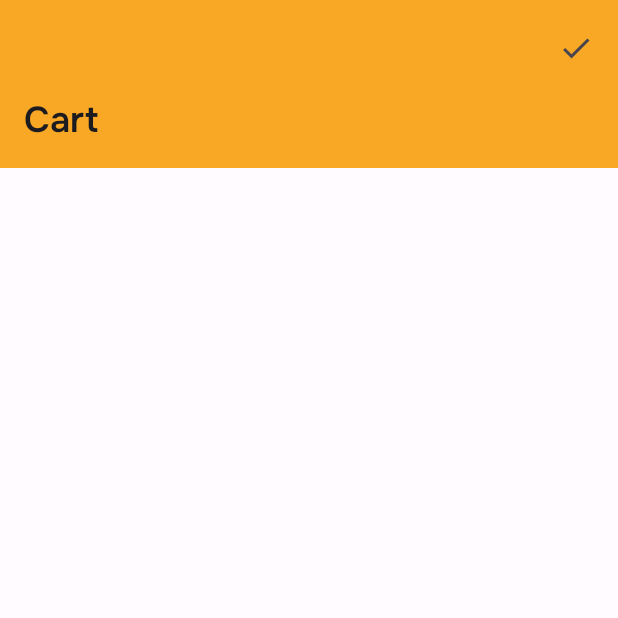
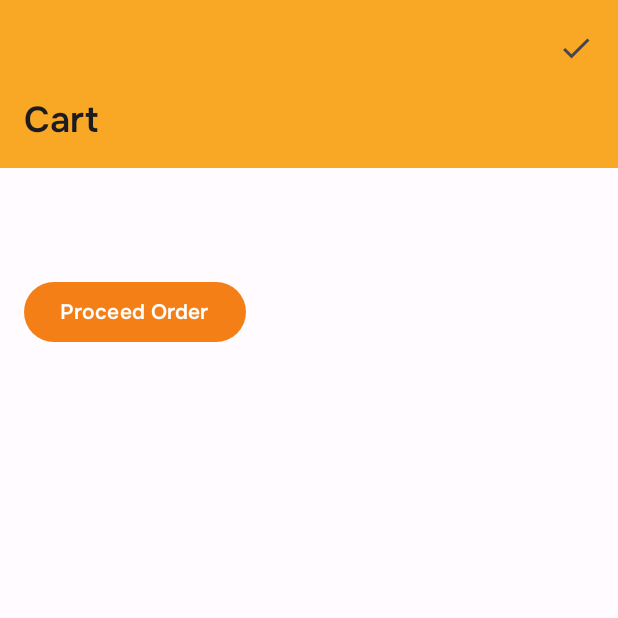
Before and after one commit to ibrahim4851/PepuleSaat, an Android app built with Jetpack Compose: the composable CartScreen shown on its own in the app's theme, on a phone screen of 412 x 824 dp, the top half of it. Run offline under Robolectric (Android 15) with nearby library versions, the phone set to English and light mode, and no system bars; our stand-ins replace Dagger/Hilt's generated code, Firebase (no records; nobody signed in at launch, a user with empty details on screens opened directly), Room's generated code; 1 statement that could not run was skipped.

Commit message:
UI updates

```diff
--- a/app/src/main/java/com/sultan/pepulesaat/presentation/ui/BaseProductScreenState.kt
+++ b/app/src/main/java/com/sultan/pepulesaat/presentation/ui/FeedScreenState.kt
@@ -2,8 +2,9 @@ package com.sultan.pepulesaat.presentation.ui
 
 import com.sultan.pepulesaat.data.models.ProductDTO
 
-data class BaseProductScreenState(
+data class FeedScreenState(
     val isLoading : Boolean = false,
     val products : List<ProductDTO> = emptyList(),
+    val saleProducts: List<ProductDTO> = emptyList(),
     val error : String = ""
 )
--- a/app/src/main/java/com/sultan/pepulesaat/presentation/ui/cart/CartScreen.kt
+++ b/app/src/main/java/com/sultan/pepulesaat/presentation/ui/cart/CartScreen.kt
@@ -5,7 +5,11 @@ import android.widget.Toast
 import androidx.compose.foundation.layout.Arrangement
 import androidx.compose.foundation.layout.Box
 import androidx.compose.foundation.layout.Column
+import androidx.compose.foundation.layout.IntrinsicSize
 import androidx.compose.foundation.layout.PaddingValues
+import androidx.compose.foundation.layout.fillMaxSize
+import androidx.compose.foundation.layout.fillMaxWidth
+import androidx.compose.foundation.layout.height
 import androidx.compose.foundation.layout.padding
 import androidx.compose.foundation.lazy.grid.GridCells
 import androidx.compose.foundation.lazy.grid.LazyVerticalGrid
@@ -73,21 +77,21 @@ fun CartScreen(
             )
         },
         bottomBar = {
-            BottomBar(navController = rememberNavController())
-        }
-    ) { innerPadding ->
-        Box(
-            modifier = Modifier.padding(
-                PaddingValues(bottom = innerPadding.calculateBottomPadding())
+            Box(
+                modifier = Modifier
+                    .height(56.dp)
+                    .fillMaxWidth()
             )
-        ) {
+        },
+        content = { innerPadding ->
             Column(
                 modifier = Modifier
-                    .padding(start = 8.dp, end = 8.dp)
+                    .padding(16.dp)
+                    .fillMaxSize()
             ) {
                 state.products.let {
                     LazyVerticalGrid(
-                        modifier = Modifier,
+                        contentPadding = innerPadding,
                         verticalArrangement = Arrangement.spacedBy(12.dp),
                         columns = GridCells.Fixed(1)
                     ) {
@@ -95,21 +99,22 @@ fun CartScreen(
                             CartProductItem(
                                 productDTO = product,
                                 onRemoveClick = {
-                                    viewModel
-                                        .onEvent(
-                                            CartEvent
-                                                .RemoveFromCart(product.id)
-                                        )
+                                    viewModel.onEvent(
+                                        CartEvent.RemoveFromCart(product.id)
+                                    )
                                 }
                             )
                         }
                     }
-                    Button(onClick = { /*TODO*/ }) {
-                        Text(text = "Proceed Order")
+                    Box(modifier = Modifier
+                        .fillMaxWidth()
+                        .height(intrinsicSize = IntrinsicSize.Max)) {
+                        Button(onClick = { /*TODO*/ }) {
+                            Text(text = "Proceed Order")
+                        }
                     }
                 }
             }
         }
-    }
-
+    )
 }
--- a/app/src/main/java/com/sultan/pepulesaat/presentation/ui/detail/ProductDetailScreen.kt
+++ b/app/src/main/java/com/sultan/pepulesaat/presentation/ui/detail/ProductDetailScreen.kt
@@ -1,6 +1,5 @@
 package com.sultan.pepulesaat.presentation.ui.detail
 
-import android.util.Log
 import android.widget.Toast
 import androidx.compose.foundation.layout.Arrangement
 import androidx.compose.foundation.layout.Column
@@ -46,7 +45,6 @@ fun ProductDetailScreen(
 
     val state = viewModel.state.value
     val context = LocalContext.current
-    Log.i("37238975298572493298", state.isFavorite.toString())
 
     LaunchedEffect(state.addedToCartMessage) {
         if (state.addedToCartMessage.isNotBlank()) {
--- a/app/src/main/java/com/sultan/pepulesaat/ui/theme/Theme.kt
+++ b/app/src/main/java/com/sultan/pepulesaat/ui/theme/Theme.kt
@@ -29,6 +29,8 @@ private val LightColorScheme = lightColorScheme(
 
     background = Color(0xFFFFFBFE),
     surface = Yellow800,
+    primaryContainer = Yellow500,
+    surfaceTint = Yellow500,
     onPrimary = Color.White,
     onSecondary = Color.White,
     onTertiary = Color.White,
@@ -40,7 +42,6 @@ private val LightColorScheme = lightColorScheme(
 @Composable
 fun PepuleSaatTheme(
     darkTheme: Boolean = isSystemInDarkTheme(),
-    // Dynamic color is available on Android 12+
     dynamicColor: Boolean = false,
     content: @Composable () -> Unit
 ) {
--- a/app/src/main/java/com/sultan/pepulesaat/ui/theme/Type.kt
+++ b/app/src/main/java/com/sultan/pepulesaat/ui/theme/Type.kt
@@ -8,7 +8,7 @@ import androidx.compose.ui.text.font.FontWeight
 import androidx.compose.ui.unit.sp
 import com.sultan.pepulesaat.R
 
-val urbanistFontFamily = FontFamily(
+val onestFontFamily = FontFamily(
     Font(R.font.onest_regular, FontWeight.Normal),
     Font(R.font.onest_light, FontWeight.Light),
     Font(R.font.onest_medium, FontWeight.Medium),
@@ -20,105 +20,105 @@ val urbanistFontFamily = FontFamily(
 val Typography = Typography(
 
     displayLarge = TextStyle(
-        fontFamily = urbanistFontFamily,
+        fontFamily = onestFontFamily,
         fontWeight = FontWeight.Light,
         fontSize = 57.sp,
         lineHeight = 64.sp,
         letterSpacing = 0.sp
     ),
     displayMedium = TextStyle(
-        fontFamily = urbanistFontFamily,
+        fontFamily = onestFontFamily,
         fontWeight = FontWeight.Light,
         fontSize = 45.sp,
         lineHeight = 52.sp,
         letterSpacing = 0.sp
     ),
     displaySmall = TextStyle(
-        fontFamily = urbanistFontFamily,
+        fontFamily = onestFontFamily,
         fontWeight = FontWeight.Normal,
         fontSize = 36.sp,
         lineHeight = 44.sp,
         letterSpacing = 0.sp
     ),
     headlineLarge = TextStyle(
-        fontFamily = urbanistFontFamily,
+        fontFamily = onestFontFamily,
         fontWeight = FontWeight.SemiBold,
         fontSize = 32.sp,
         lineHeight = 40.sp,
         letterSpacing = 0.sp
     ),
     headlineMedium = TextStyle(
-        fontFamily = urbanistFontFamily,
+        fontFamily = onestFontFamily,
         fontWeight = FontWeight.SemiBold,
         fontSize = 28.sp,
         lineHeight = 36.sp,
         letterSpacing = 0.sp
     ),
     headlineSmall = TextStyle(
-        fontFamily = urbanistFontFamily,
+        fontFamily = onestFontFamily,
         fontWeight = FontWeight.SemiBold,
         fontSize = 24.sp,
         lineHeight = 32.sp,
         letterSpacing = 0.sp
     ),
     titleLarge = TextStyle(
-        fontFamily = urbanistFontFamily,
+        fontFamily = onestFontFamily,
         fontWeight = FontWeight.SemiBold,
         fontSize = 22.sp,
         lineHeight = 28.sp,
         letterSpacing = 0.sp
     ),
     titleMedium = TextStyle(
-        fontFamily = urbanistFontFamily,
+        fontFamily = onestFontFamily,
         fontWeight = FontWeight.SemiBold,
         fontSize = 16.sp,
         lineHeight = 24.sp,
         letterSpacing = 0.15.sp
     ),
     titleSmall = TextStyle(
-        fontFamily = urbanistFontFamily,
+        fontFamily = onestFontFamily,
         fontWeight = FontWeight.Bold,
         fontSize = 14.sp,
         lineHeight = 20.sp,
         letterSpacing = 0.1.sp
     ),
     bodyLarge = TextStyle(
-        fontFamily = urbanistFontFamily,
+        fontFamily = onestFontFamily,
         fontWeight = FontWeight.Normal,
         fontSize = 16.sp,
         lineHeight = 24.sp,
         letterSpacing = 0.15.sp
     ),
     bodyMedium = TextStyle(
-        fontFamily = urbanistFontFamily,
+        fontFamily = onestFontFamily,
         fontWeight = FontWeight.Medium,
         fontSize = 14.sp,
         lineHeight = 20.sp,
         letterSpacing = 0.25.sp
     ),
     bodySmall = TextStyle(
-        fontFamily = urbanistFontFamily,
+        fontFamily = onestFontFamily,
         fontWeight = FontWeight.Bold,
         fontSize = 12.sp,
         lineHeight = 16.sp,
         letterSpacing = 0.4.sp
     ),
     labelLarge = TextStyle(
-        fontFamily = urbanistFontFamily,
+        fontFamily = onestFontFamily,
         fontWeight = FontWeight.SemiBold,
         fontSize = 14.sp,
         lineHeight = 20.sp,
         letterSpacing = 0.1.sp
     ),
     labelMedium = TextStyle(
-        fontFamily = urbanistFontFamily,
+        fontFamily = onestFontFamily,
         fontWeight = FontWeight.SemiBold,
         fontSize = 12.sp,
         lineHeight = 16.sp,
         letterSpacing = 0.5.sp
     ),
     labelSmall = TextStyle(
-        fontFamily = urbanistFontFamily,
+        fontFamily = onestFontFamily,
         fontWeight = FontWeight.SemiBold,
         fontSize = 11.sp,
         lineHeight = 16.sp,
```
Also changed, not shown: app/src/main/java/com/sultan/pepulesaat/MainActivity.kt (+13 -1 lines), app/src/main/java/com/sultan/pepulesaat/presentation/ui/home/FeedScreen.kt (+33 -4 lines), app/src/main/java/com/sultan/pepulesaat/presentation/ui/home/HomeViewModel.kt (+8 -9 lines), app/src/main/java/com/sultan/pepulesaat/presentation/ui/home/SaleProductItem.kt (added, +69 -0 lines), app/src/main/java/com/sultan/pepulesaat/presentation/ui/search/SearchScreen.kt (+11 -6 lines), app/src/main/res/drawable/polo.jpeg (added).
